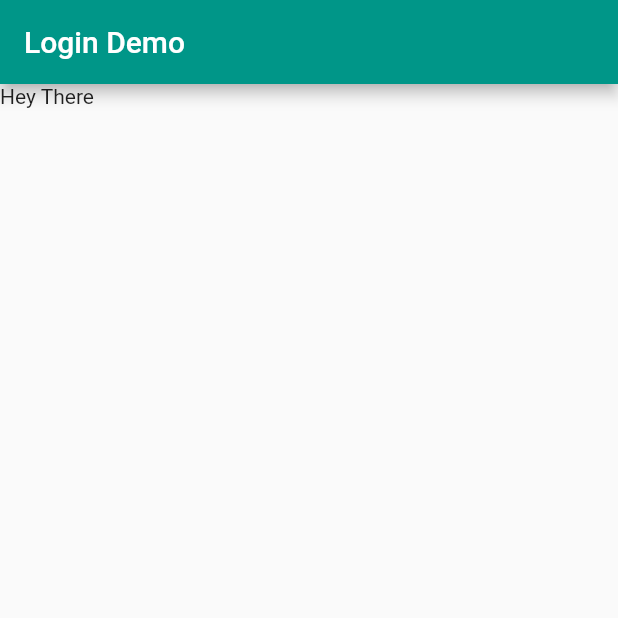
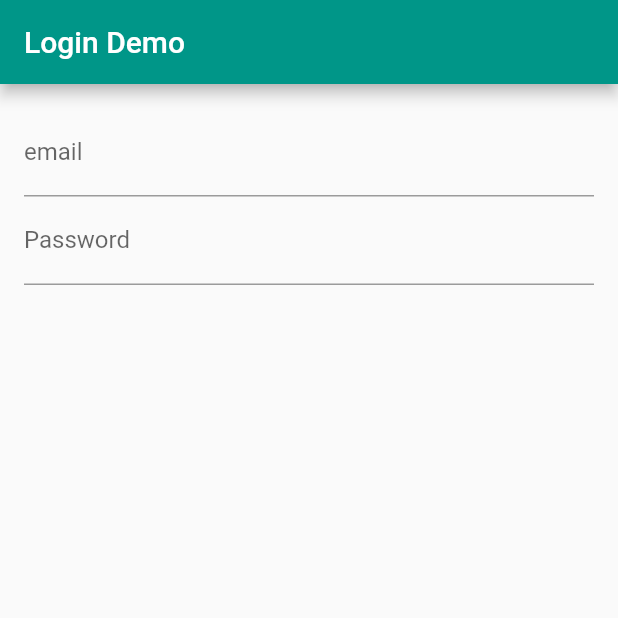
Before and after one commit to Labohkip81/Flutter_login-with-firebase, a Flutter app: the screen it shows after launch, on a phone screen of 412 x 824 dp, the top half of it. Run offline on Flutter 3.47's test engine with Material 2 defaults, Android fonts, the phone set to English and light mode, and no system bars.

Commit message:
Added obscure text property to hide text while the user types in passwords

```diff
--- a/lib/login.dart
+++ b/lib/login.dart
@@ -6,6 +6,10 @@ class LoginPage extends StatefulWidget {
 }
 
 class _LoginPageState extends State<LoginPage> {
+
+  String _email;
+  String _password;
+
   @override
   Widget build(BuildContext context) {
     return Scaffold(
@@ -15,7 +19,25 @@ class _LoginPageState extends State<LoginPage> {
       ),
 
       body: Container(
-        child: Text("Hey There"),
+        padding: EdgeInsets.all(16.0),
+        child: Form(
+          child: Column(
+            children: <Widget>[
+              TextFormField(
+                decoration: InputDecoration(labelText: "email"),
+
+              ),
+
+              TextFormField(
+                decoration: InputDecoration(labelText: "Password"),
+                obscureText: true,
+              ),
+
+
+
+            ],
+          ),
+        ),
       ),
     );
   }
```
